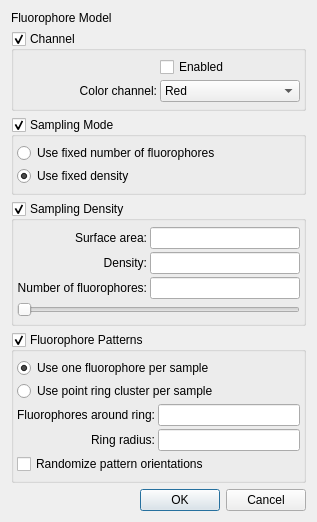
Old version of the form apps/MicroscopeSimulator/FluorophoreModelDialog.ui in the repository CISMM/MicroscopeSimulator2.
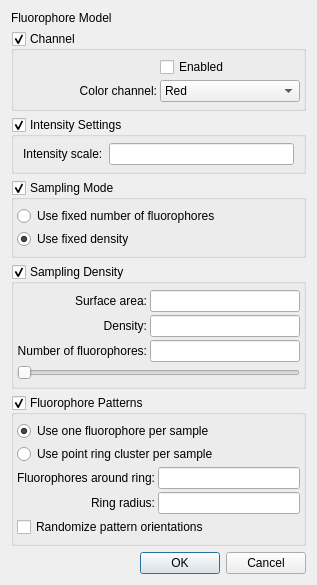
New version of the form.

Commit message: Added intensity scale parameter to fluorophore properties.

The edit to the form file:
```diff
--- a/apps/MicroscopeSimulator/FluorophoreModelDialog.ui
+++ b/apps/MicroscopeSimulator/FluorophoreModelDialog.ui
@@ -104,6 +104,46 @@
      </layout>
     </widget>
    </item>
+   <item>
+    <widget class="QGroupBox" name="gui_IntensityGroupBox">
+     <property name="title">
+      <string>Intensity Settings</string>
+     </property>
+     <property name="checkable">
+      <bool>true</bool>
+     </property>
+     <layout class="QVBoxLayout" name="verticalLayout_7">
+      <property name="spacing">
+       <number>0</number>
+      </property>
+      <property name="margin">
+       <number>0</number>
+      </property>
+      <item>
+       <widget class="QWidget" name="gui_IntensityWidget" native="true">
+        <layout class="QGridLayout" name="gridLayout">
+         <property name="topMargin">
+          <number>6</number>
+         </property>
+         <property name="bottomMargin">
+          <number>6</number>
+         </property>
+         <item row="0" column="0">
+          <widget class="QLabel" name="gui_IntensityScaleLabel">
+           <property name="text">
+            <string>Intensity scale:</string>
+           </property>
+          </widget>
+         </item>
+         <item row="0" column="1">
+          <widget class="QLineEdit" name="gui_IntensityScaleEdit"/>
+         </item>
+        </layout>
+       </widget>
+      </item>
+     </layout>
+    </widget>
+   </item>
    <item>
     <widget class="QGroupBox" name="gui_SamplingModeGroupBox">
      <property name="title">
```
The commit also changes 7 other files.
